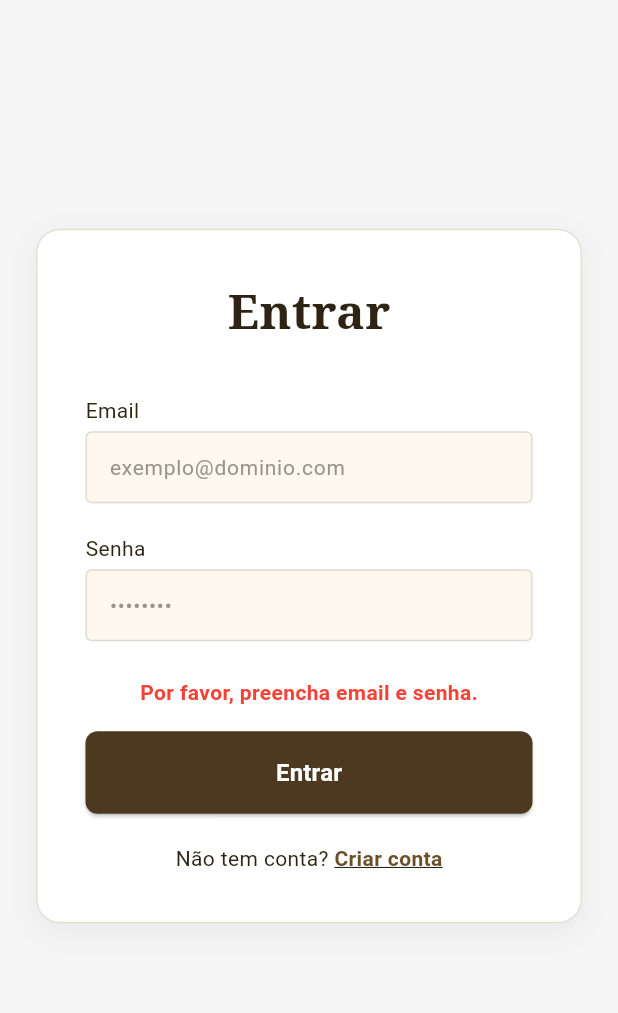
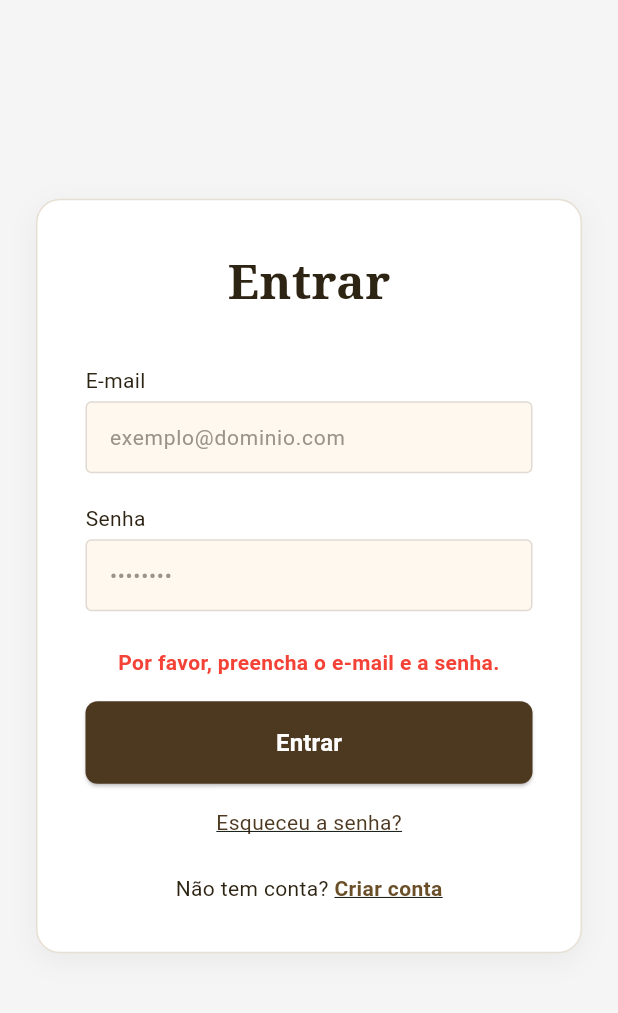
Before and after one commit to EduardoTomazini/rancho_paracatu_mobile, a Flutter app: the LoginScreen screen opened by its route, after a tap on "Entrar", on a phone screen of 412 x 824 dp, the part 84-1097 px from its top. Run offline on Flutter 3.47's test engine with Material 3 defaults, Android fonts, the phone set to English and light mode, and no system bars.

Commit message:
feat: enforce static credentials for demo login (Step E)
- Restrict access to predefined demo credentials
- Handle invalid credential error feedback smoothly

```diff
--- a/lib/screens/login.dart
+++ b/lib/screens/login.dart
@@ -10,33 +10,49 @@ class LoginScreen extends StatefulWidget {
 }
 
 class _LoginScreenState extends State<LoginScreen> {
-
   final Color corTitulo = const Color(0xFF2E2414);
   final Color corFundoInput = const Color(0xFFFFF8EF);
   final Color corBordaFoco = const Color(0xFF6B4F28);
   final Color corBordaCard = const Color(0xFFE7DFD3);
   final Color corBotao = const Color(0xFF4D3820);
 
-
   final TextEditingController _emailController = TextEditingController();
   final TextEditingController _senhaController = TextEditingController();
-
 
   bool _isLoading = false;
   String? _error;
 
-
   void _submit() async {
-
     FocusScope.of(context).unfocus();
 
     setState(() {
       _error = null;
     });
 
-    if (_emailController.text.isEmpty || _senhaController.text.isEmpty) {
+    final email = _emailController.text.trim();
+    final senha = _senhaController.text.trim();
+
+    // 1. Validação de campos vazios
+    if (email.isEmpty || senha.isEmpty) {
       setState(() {
-        _error = 'Por favor, preencha email e senha.';
+        _error = 'Por favor, preencha o e-mail e a senha.';
+      });
+      return;
+    }
+
+    // 2. Validação rigorosa de formato de e-mail (Regex)
+    final emailRegex = RegExp(r"^[a-zA-Z0-9.a-zA-Z0-9.!#$%&'*+-/=?^_`{|}~]+@[a-zA-Z0-9]+\.[a-zA-Z]+");
+    if (!emailRegex.hasMatch(email)) {
+      setState(() {
+        _error = 'O formato do e-mail é inválido. Tente novamente.';
+      });
+      return;
+    }
+
+    // 3. Validação das credenciais padrão obrigatórias do Rancho Paracatu
+    if (email != 'admin@paracatu.com' || senha != 'adminparacatu') {
+      setState(() {
+        _error = 'E-mail ou senha incorretos.';
       });
       return;
     }
@@ -45,7 +61,7 @@ class _LoginScreenState extends State<LoginScreen> {
       _isLoading = true;
     });
 
-
+    // Simulação do tempo de resposta da autenticação
     await Future.delayed(const Duration(seconds: 2));
 
     if (mounted) {
@@ -53,8 +69,8 @@ class _LoginScreenState extends State<LoginScreen> {
         _isLoading = false;
       });
 
-
-      Navigator.pushReplacementNamed(context, '/admin');
+      // Redireciona o cliente com sucesso diretamente para a tela principal (Cardápio)
+      Navigator.pushReplacementNamed(context, '/cardapio');
     }
   }
 
@@ -66,22 +82,21 @@ class _LoginScreenState extends State<LoginScreen> {
         title: const Text('Rancho Paracatu'),
       ),
       drawer: const CustomDrawer(),
-
       body: Center(
         child: SingleChildScrollView(
           padding: const EdgeInsets.all(24.0),
           child: Container(
-            constraints: const BoxConstraints(maxWidth: 400), // max-w-md
+            constraints: const BoxConstraints(maxWidth: 400),
             padding: const EdgeInsets.all(32),
             decoration: BoxDecoration(
               color: Colors.white,
-              borderRadius: BorderRadius.circular(16), // rounded-xl
+              borderRadius: BorderRadius.circular(16),
               border: Border.all(color: corBordaCard),
-              boxShadow: [
+              boxShadow: const [
                 BoxShadow(
-                  color: Colors.black.withOpacity(0.05),
+                  color: Color.fromARGB(13, 0, 0, 0),
                   blurRadius: 15,
-                  offset: const Offset(0, 5), // shadow-lg
+                  offset: Offset(0, 5),
                 ),
               ],
             ),
@@ -89,7 +104,6 @@ class _LoginScreenState extends State<LoginScreen> {
               mainAxisSize: MainAxisSize.min,
               crossAxisAlignment: CrossAxisAlignment.start,
               children: [
-
                 Center(
                   child: Text(
                     'Entrar',
@@ -98,8 +112,7 @@ class _LoginScreenState extends State<LoginScreen> {
                 ),
                 const SizedBox(height: 32),
 
-
-                Text('Email', style: TextStyle(fontSize: 14, color: corTitulo)),
+                Text('E-mail', style: TextStyle(fontSize: 14, color: corTitulo)),
                 const SizedBox(height: 4),
                 TextField(
                   controller: _emailController,
@@ -107,7 +120,6 @@ class _LoginScreenState extends State<LoginScreen> {
                   decoration: _estiloInput('exemplo@dominio.com'),
                 ),
                 const SizedBox(height: 20),
-
 
                 Text('Senha', style: TextStyle(fontSize: 14, color: corTitulo)),
                 const SizedBox(height: 4),
@@ -118,15 +130,13 @@ class _LoginScreenState extends State<LoginScreen> {
                 ),
                 const SizedBox(height: 24),
 
-
                 if (_error != null)
                   Padding(
                     padding: const EdgeInsets.only(bottom: 16.0),
                     child: Center(
-                      child: Text(_error!, style: const TextStyle(color: Colors.red, fontSize: 14, fontWeight: FontWeight.bold)),
+                      child: Text(_error!, style: const TextStyle(color: Colors.red, fontSize: 14, fontWeight: FontWeight.bold), textAlign: TextAlign.center),
                     ),
                   ),
-
 
                 SizedBox(
                   width: double.infinity,
@@ -143,8 +153,21 @@ class _LoginScreenState extends State<LoginScreen> {
                   ),
                 ),
 
-                const SizedBox(height: 20),
+                const SizedBox(height: 16),
 
+                Center(
+                  child: GestureDetector(
+                    onTap: () {
+                      Navigator.pushNamed(context, '/esqueceu_senha');
+                    },
+                    child: Text(
+                      'Esqueceu a senha?',
+                      style: TextStyle(fontSize: 14, color: corBotao, decoration: TextDecoration.underline),
+                    ),
+                  ),
+                ),
+
+                const SizedBox(height: 24),
 
                 Center(
                   child: Row(
@@ -171,7 +194,6 @@ class _LoginScreenState extends State<LoginScreen> {
     );
   }
 
-
   InputDecoration _estiloInput(String hint) {
     return InputDecoration(
       hintText: hint,
```
